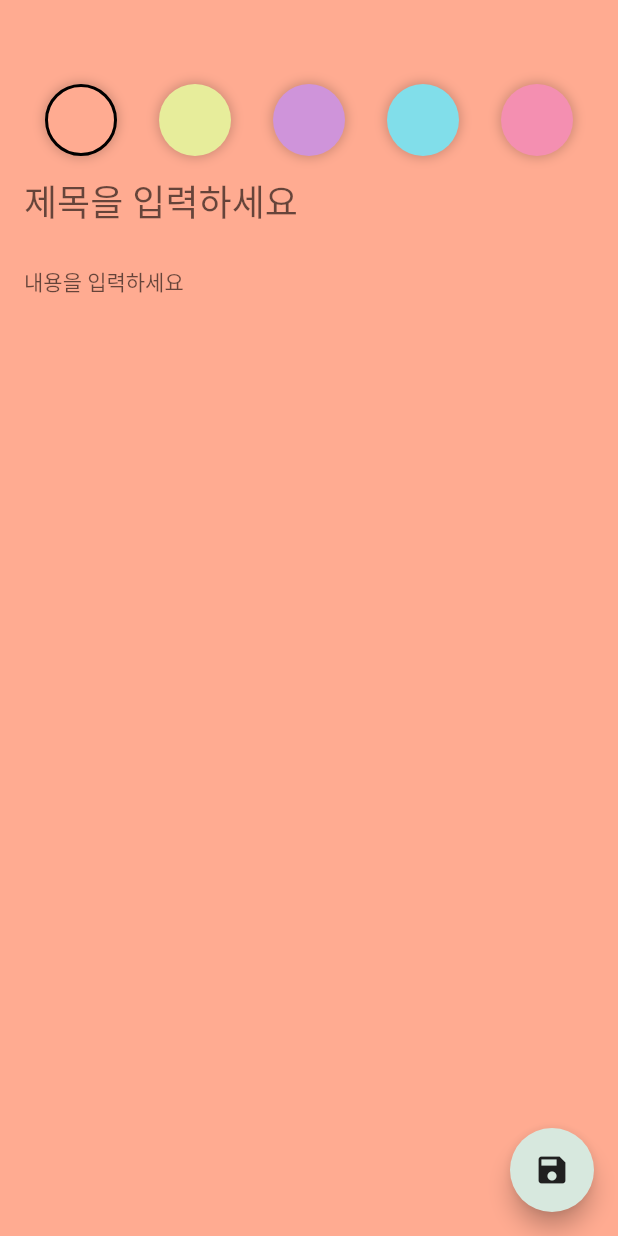
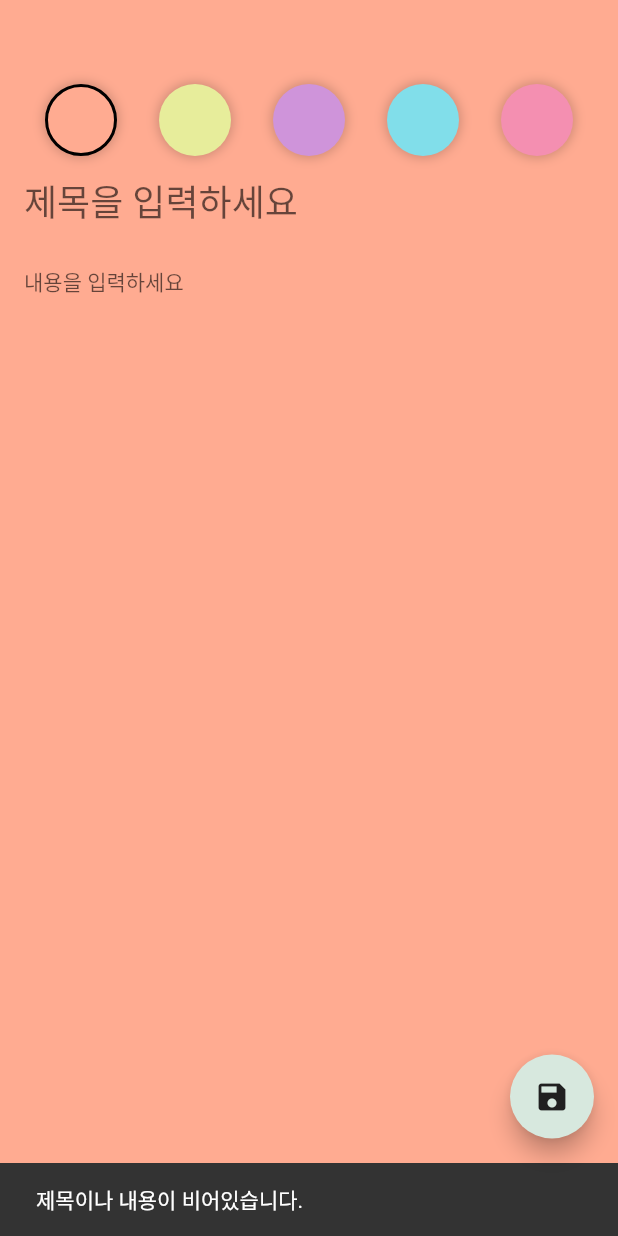
Before and after one commit to InjunH/flutter_note_app, a Flutter app: the AddEditNoteScreen screen opened directly, after a tap on the "save" icon, on a phone screen of 412 x 824 dp. Run offline on Flutter 3.47's test engine with Material 2 defaults, Android fonts, the phone set to English and light mode, and no system bars; our stand-ins replace freezed_annotation, sqflite; accounts and stored records are empty.

Commit message:
note 추가 , 수정 , 삭제 , 조회 기능 구현

```diff
--- a/lib/presentation/add_edit_note/add_edit_note_screen.dart
+++ b/lib/presentation/add_edit_note/add_edit_note_screen.dart
@@ -1,10 +1,16 @@
+import 'dart:async';
+
 import 'package:flutter/material.dart';
-import 'package:flutter/src/widgets/container.dart';
-import 'package:flutter/src/widgets/framework.dart';
+import 'package:flutter_note_app/presentation/add_edit_note/add_edit_note_event.dart';
+import 'package:flutter_note_app/presentation/add_edit_note/add_edit_note_view_model.dart';
 import 'package:flutter_note_app/ui/colors.dart';
+import 'package:provider/provider.dart';
+
+import '../../domain/model/note.dart';
 
 class AddEditNoteScreen extends StatefulWidget {
-  const AddEditNoteScreen({super.key});
+  final Note? note;
+  const AddEditNoteScreen({super.key, this.note});
 
   @override
   State<AddEditNoteScreen> createState() => _AddEditNoteScreenState();
@@ -13,6 +19,8 @@ class AddEditNoteScreen extends StatefulWidget {
 class _AddEditNoteScreenState extends State<AddEditNoteScreen> {
   final _titleController = TextEditingController();
   final _contentController = TextEditingController();
+
+  StreamSubscription? _streamSubscription;
   final List<Color> noteColor = [
     roseBud,
     primrose,
@@ -21,22 +29,43 @@ class _AddEditNoteScreenState extends State<AddEditNoteScreen> {
     illusion
   ];
 
-  Color _color = roseBud;
+  @override
+  void initState() {
+    super.initState();
+
+    if (widget.note != null) {
+      _titleController.text = widget.note!.title;
+      _contentController.text = widget.note!.content;
+    }
+    Future.microtask(() {
+      final viewModel = context.read<AddEditNoteViewModel>();
+      _streamSubscription = viewModel.eventStream.listen((event) {
+        event.when(saveNote: () {
+          Navigator.pop(context, true);
+        }, showSnackBar: (String message) {
+          final snackBar = SnackBar(content: Text(message));
+          ScaffoldMessenger.of(context).showSnackBar(snackBar);
+        });
+      });
+    });
+  }
+
   @override
   void dispose() {
-    // TODO: implement dispose
-    super.dispose();
     _titleController.dispose();
     _contentController.dispose();
+    _streamSubscription?.cancel();
+    super.dispose();
   }
 
   @override
   Widget build(BuildContext context) {
+    final viewModel = context.watch<AddEditNoteViewModel>();
     return Scaffold(
       body: AnimatedContainer(
         duration: const Duration(milliseconds: 500),
         padding: const EdgeInsets.all(16),
-        color: _color,
+        color: Color(viewModel.color),
         child: Column(
           children: [
             const SizedBox(
@@ -47,12 +76,12 @@ class _AddEditNoteScreenState extends State<AddEditNoteScreen> {
               children: noteColor
                   .map((color) => InkWell(
                       onTap: () {
-                        setState(() {
-                          _color = color;
-                        });
+                        viewModel
+                            .onEvent(AddEditNoteEvent.changeColor(color.value));
                       },
                       child: _buildBackGroundColor(
-                          color: color, selected: _color == color)))
+                          color: color,
+                          selected: viewModel.color == color.value)))
                   .toList(),
             ),
             TextField(
@@ -79,7 +108,12 @@ class _AddEditNoteScreenState extends State<AddEditNoteScreen> {
         ),
       ),
       floatingActionButton: FloatingActionButton(
-        onPressed: () {},
+        onPressed: () {
+          viewModel.onEvent(AddEditNoteEvent.saveNote(
+              widget.note == null ? null : widget.note!.id,
+              _titleController.text,
+              _contentController.text));
+        },
         child: const Icon(Icons.save),
       ),
     );
--- /dev/null
+++ b/lib/presentation/add_edit_note/add_edit_note_ui_event.dart
@@ -0,0 +1,9 @@
+import 'package:freezed_annotation/freezed_annotation.dart';
+
+part 'add_edit_note_ui_event.freezed.dart';
+
+@freezed
+class AddEditNoteUiEvent with _$AddEditNoteUiEvent {
+  const factory AddEditNoteUiEvent.saveNote() = SaveNote;
+  const factory AddEditNoteUiEvent.showSnackBar(String message) = ShowSnackBar;
+}
--- a/lib/presentation/add_edit_note/add_edit_note_view_model.dart
+++ b/lib/presentation/add_edit_note/add_edit_note_view_model.dart
@@ -1,14 +1,28 @@
+import 'dart:async';
+
 import 'package:flutter/material.dart';
 import 'package:flutter_note_app/domain/model/note.dart';
 import 'package:flutter_note_app/domain/repository/note_repository.dart';
 import 'package:flutter_note_app/presentation/add_edit_note/add_edit_note_event.dart';
+import 'package:flutter_note_app/presentation/add_edit_note/add_edit_note_ui_event.dart';
+import 'package:flutter_note_app/ui/colors.dart';
 
 class AddEditNoteViewModel with ChangeNotifier {
   final NoteRepository repository;
 
   AddEditNoteViewModel(this.repository);
 
-  int _color = Colors.orange.value;
+  int _color = roseBud.value;
+
+  int get color => _color;
+/*
+  Stream has already been listened to.
+  /// broadcast 여러번 listen 을 할 수 있다.
+  // final _eventController = StreamController<AddEditNoteUiEvent>.broadcast();
+ */
+  final _eventController = StreamController<AddEditNoteUiEvent>.broadcast();
+
+  Stream<AddEditNoteUiEvent> get eventStream => _eventController.stream;
 
   void onEvent(AddEditNoteEvent event) {
     event.when(changeColor: _changeColor, saveNote: _saveNote);
@@ -20,8 +34,13 @@ class AddEditNoteViewModel with ChangeNotifier {
   }
 
   Future<void> _saveNote(int? id, String title, String content) async {
+    if (title.isEmpty || content.isEmpty) {
+      _eventController
+          .add(const AddEditNoteUiEvent.showSnackBar('제목이나 내용이 비어있습니다.'));
+      return;
+    }
     if (id == null) {
-      repository.insertNote(Note(
+      await repository.insertNote(Note(
         title: title,
         content: content,
         color: _color,
@@ -29,10 +48,13 @@ class AddEditNoteViewModel with ChangeNotifier {
       ));
     } else {
       await repository.updateNote(Note(
+          id: id,
           title: title,
           content: content,
           color: _color,
           timeStamp: DateTime.now().microsecondsSinceEpoch));
     }
+
+    _eventController.add(const AddEditNoteUiEvent.saveNote());
   }
 }
--- a/lib/presentation/notes/note_view_model.dart
+++ b/lib/presentation/notes/note_view_model.dart
@@ -7,12 +7,14 @@ import 'package:flutter_note_app/presentation/notes/notes_state.dart';
 class NoteViewModel with ChangeNotifier {
   NoteRepository repository;
 
-  NotesState _state = NotesState(notes: []);
+  NotesState _state = const NotesState(notes: []);
   NotesState get state => _state;
 
   Note? _recentlyDeleteNote;
 
-  NoteViewModel(this.repository);
+  NoteViewModel(this.repository) {
+    _loadNotes();
+  }
 
   void onEvent(NoteEvent event) {
     event.when(
```
Also changed, not shown: lib/data/data_source/note_db_helper.dart (+6 -2 lines), lib/presentation/notes/note_screen.dart (+45 -24 lines), lib/presentation/add_edit_note/add_edit_note_ui_event.freezed.dart (added).
